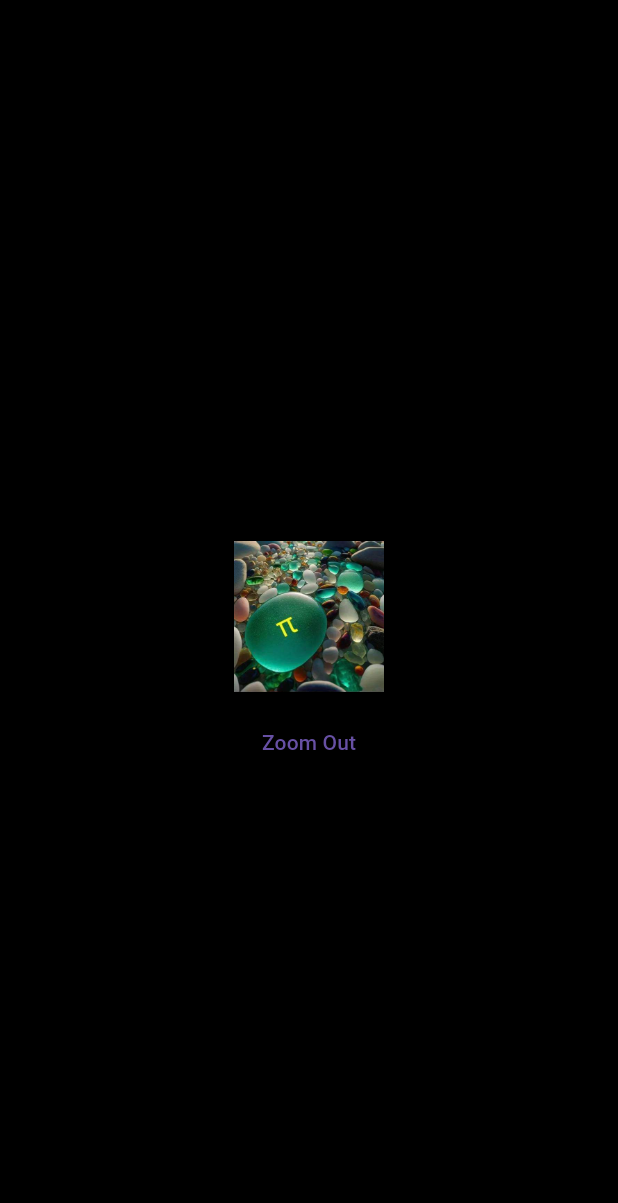
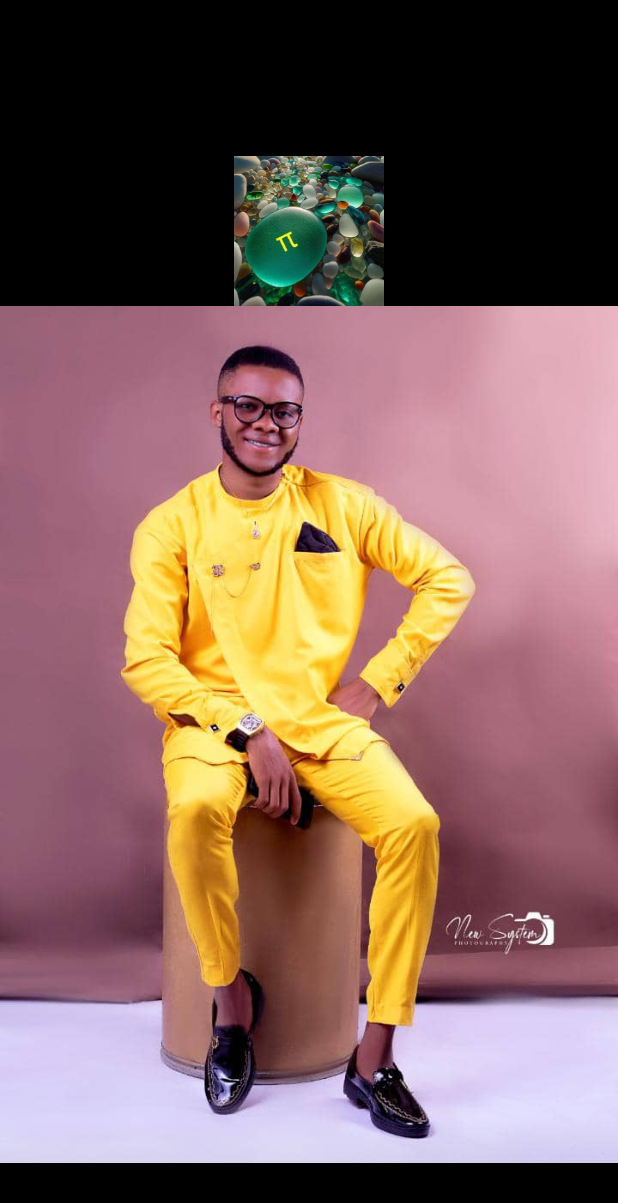
Before and after one commit to Marach8/Flutter_Animations_Practice_Project, a Flutter app: the screen it shows after launch, on a phone screen of 412 x 824 dp. Shown: the top 1203 px of the screen. Run offline on Flutter 3.47's test engine with Material 3 defaults, Android fonts, the phone set to English and light mode, and no system bars; our stand-ins replace gap.

Commit message:
Extended what I learned to include two pictures that interchange their widths dynamically by tapping on any of them

```diff
--- a/animations/lib/examples/example5.dart
+++ b/animations/lib/examples/example5.dart
@@ -16,19 +16,33 @@ class _Example5State extends State<Example5> {
     return Scaffold(
       appBar: AppBar(title: const Text('')),
       body: Center(
-        child: AnimatedContainer(
-          duration: const Duration(milliseconds: 500),
-          curve: isZoomed ? Curves.easeOut : Curves.easeIn,
-          width: isZoomed ? MediaQuery.of(context).size.width : 100,
+        child: SingleChildScrollView(
           child: Column(
-            mainAxisAlignment: MainAxisAlignment.center,
             children: [
-              Image.asset('assets/FB_IMG_1691828515571.png', fit: BoxFit.cover),
-              const Gap(10),
-              TextButton(
-                onPressed: () => setState(() => isZoomed = !isZoomed),
-                child: Text(isZoomed ? 'Zoom In' : 'Zoom Out')
-              )
+              GestureDetector(
+                onTap: () => setState(() => isZoomed = !isZoomed),
+                child: AnimatedContainer(
+                  duration: const Duration(milliseconds: 500),
+                  curve: isZoomed ? Curves.easeOut : Curves.easeIn,
+                  width: isZoomed ? MediaQuery.of(context).size.width : 100,
+                  child: Image.asset('assets/FB_IMG_1691828515571.png', fit: BoxFit.cover),
+                      // TextButton(
+                      //   onPressed: () => setState(() => isZoomed = !isZoomed),
+                      //   child: Text(isZoomed ? 'Zoom In' : 'Zoom Out')
+                      // )
+
+                ),
+              ),
+
+              GestureDetector(
+                onTap: () => setState(() => isZoomed = !isZoomed),
+                child: AnimatedContainer(
+                  duration: const Duration(milliseconds: 500),
+                  curve: !isZoomed ? Curves.easeOut : Curves.easeIn,
+                  width: !isZoomed ? MediaQuery.of(context).size.width : 100,
+                  child: Image.asset('assets/IMG-20230523-WA0191.jpg', fit: BoxFit.cover),
+                ),
+              ),
             ],
           ),
         ),
```
